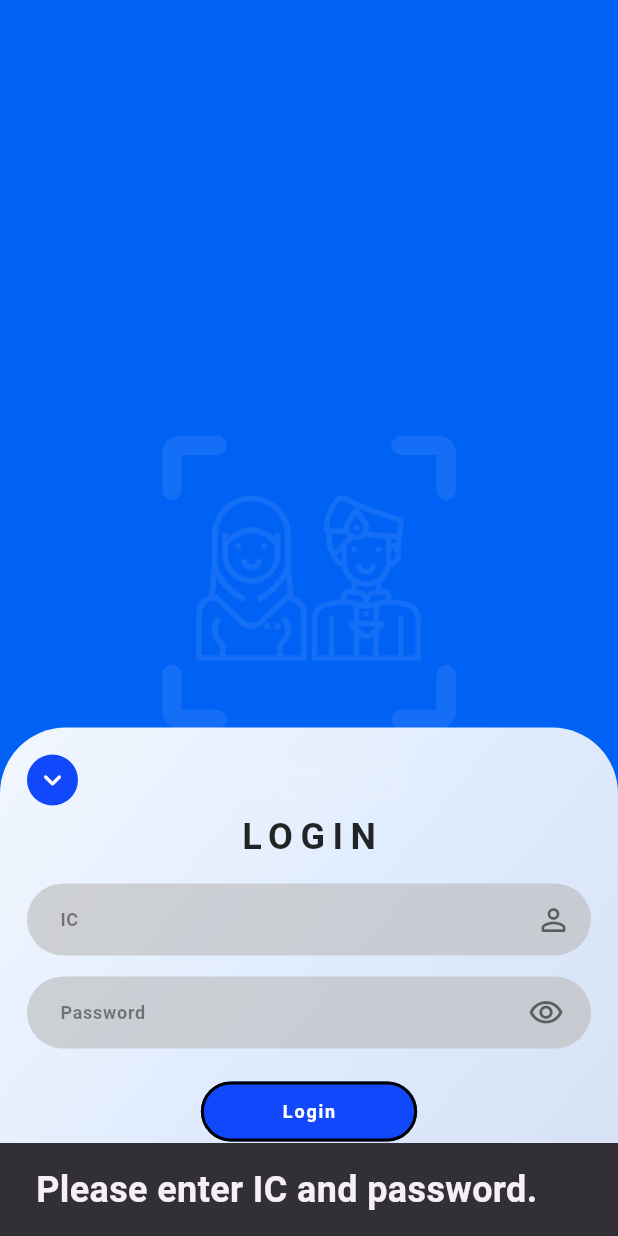
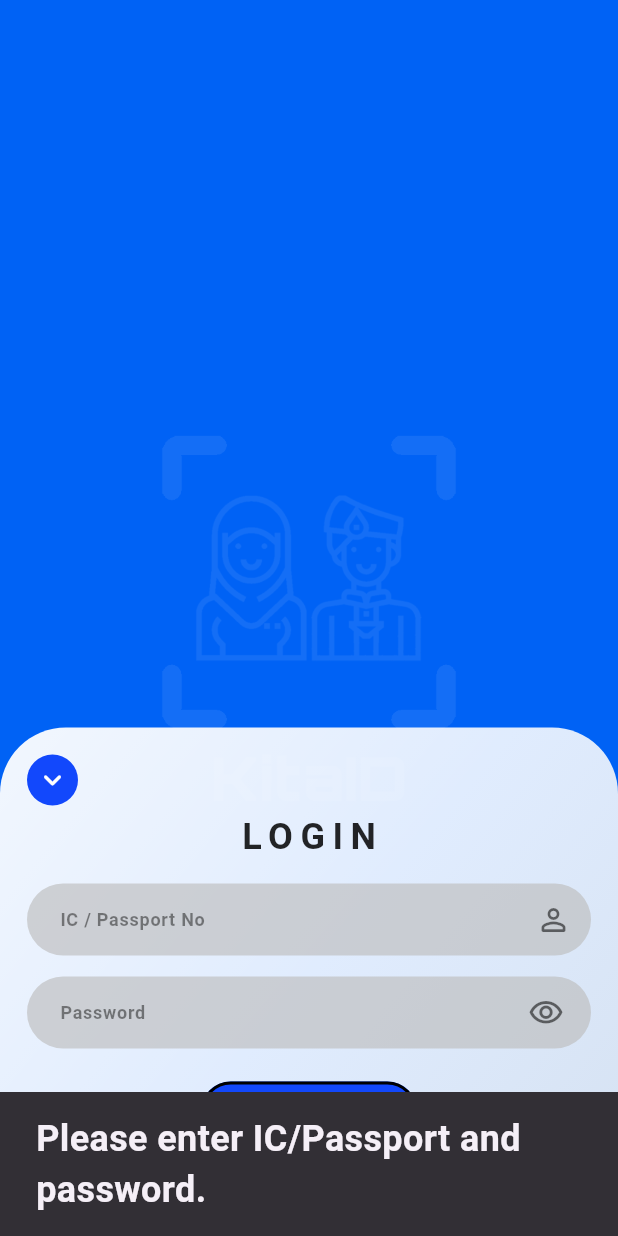
Before and after one commit to tanvironb/kitaid1, a Flutter app: the screen it shows after launch, after a tap on "Login", on a phone screen of 412 x 824 dp. Run offline on Flutter 3.47's test engine with Material 3 defaults, Android fonts, the phone set to English and light mode, and no system bars; our stand-ins replace cloud_firestore, firebase_auth, firebase_core, local_auth, qr_flutter, shared_preferences; accounts and stored records are empty.

Commit message:
by monir

```diff
--- a/lib/features/authentication/screen/login/login.dart
+++ b/lib/features/authentication/screen/login/login.dart
@@ -26,7 +26,7 @@ class _LoginScreenState extends State<LoginScreen>
   bool _hidePassword = true;
   bool _loggingIn = false;
 
-  final _icController = TextEditingController();
+  final _icController = TextEditingController(); // IC/Passport input
   final _pwController = TextEditingController();
 
   bool _bioSupported = false;
@@ -67,18 +67,28 @@ class _LoginScreenState extends State<LoginScreen>
     });
   }
 
-  String _digitsOnly(String s) => s.replaceAll(RegExp(r'\D'), '');
+  /// ✅ Same normalization used in signup:
+  /// - Trim
+  /// - Uppercase
+  /// - Keep only A-Z and 0-9
+  /// Examples:
+  ///  "050101-10-1010" -> "050101101010"
+  ///  "A02591787" -> "A02591787"
+  String _normalizeLoginId(String input) {
+    return input
+        .trim()
+        .toUpperCase()
+        .replaceAll(RegExp(r'[^A-Z0-9]'), '');
+  }
 
-  String _icToAuthEmail(String ic) {
-    final digits = _digitsOnly(ic);
-    return '$digits@kitaid.my';
-  }
+  /// ✅ Convert to FirebaseAuth email (must match signup)
+  String _idToAuthEmail(String normalizedId) => '$normalizedId@kitaid.my';
 
   void _snack(String msg) {
     ScaffoldMessenger.of(context).showSnackBar(SnackBar(content: Text(msg)));
   }
 
-  // ✅ NEW: load recents from Firestore into RecentServicesStore (persisted)
+  // ✅ Load recents from Firestore into RecentServicesStore (persisted)
   Future<void> _loadRecentsAfterLogin(String uid) async {
     final snap = await FirebaseFirestore.instance
         .collection('Users')
@@ -94,35 +104,36 @@ class _LoginScreenState extends State<LoginScreen>
       return ServiceRef(d.id, name);
     }).toList();
 
-    // Put into in-memory store so HomePage shows instantly
     RecentServicesStore.instance.setRecents(list);
   }
 
   Future<void> _login() async {
     if (_loggingIn) return;
 
-    final icRaw = _icController.text.trim();
+    final rawId = _icController.text;
     final pw = _pwController.text;
 
-    if (icRaw.isEmpty || pw.isEmpty) {
-      _snack('Please enter IC and password.');
+    if (rawId.trim().isEmpty || pw.isEmpty) {
+      _snack('Please enter IC/Passport and password.');
       return;
     }
 
-    final icDigits = _digitsOnly(icRaw);
-    if (icDigits.length < 8) {
-      _snack('Please enter a valid IC number.');
+    final normalizedId = _normalizeLoginId(rawId);
+
+    // Basic length check (change if you want)
+    if (normalizedId.length < 6) {
+      _snack('Please enter a valid IC/Passport number.');
       return;
     }
 
-    final email = _icToAuthEmail(icRaw);
+    final authEmail = _idToAuthEmail(normalizedId);
 
     setState(() => _loggingIn = true);
 
     try {
-      // 1) Auth login
+      // 1) Auth login (using ID-as-email mapping)
       final cred = await FirebaseAuth.instance.signInWithEmailAndPassword(
-        email: email,
+        email: authEmail,
         password: pw,
       );
 
@@ -131,7 +142,7 @@ class _LoginScreenState extends State<LoginScreen>
         throw FirebaseAuthException(code: 'no-user', message: 'Login failed.');
       }
 
-      // 2) Verify IC matches Firestore profile
+      // 2) Verify ID against Firestore (prevents “wrong letters still log in”)
       final doc =
           await FirebaseFirestore.instance.collection('Users').doc(uid).get();
       if (!doc.exists) {
@@ -141,14 +152,28 @@ class _LoginScreenState extends State<LoginScreen>
       }
 
       final data = doc.data() ?? {};
-      final storedIc = _digitsOnly((data['IC No'] ?? '').toString());
-      if (storedIc.isEmpty || storedIc != icDigits) {
+
+      // Prefer new field:
+      final storedNormalized = _normalizeLoginId(
+        (data['LoginIdNormalized'] ?? data['LoginId'] ?? '').toString(),
+      );
+
+      // Backward compatibility with older schema:
+      final legacyIc = _normalizeLoginId((data['IC No'] ?? '').toString());
+      final legacyPassport =
+          _normalizeLoginId((data['Passport No'] ?? '').toString());
+
+      final match = storedNormalized.isNotEmpty
+          ? (storedNormalized == normalizedId)
+          : (legacyIc == normalizedId || legacyPassport == normalizedId);
+
+      if (!match) {
         await FirebaseAuth.instance.signOut();
-        _snack('IC number does not match this account.');
+        _snack('IC/Passport number does not match this account.');
         return;
       }
 
-      // ✅ 3) Load Recent Services after login (Firestore → store)
+      // 3) Load Recent Services after login
       await _loadRecentsAfterLogin(uid);
 
       if (!mounted) return;
@@ -163,9 +188,11 @@ class _LoginScreenState extends State<LoginScreen>
       setState(() => _loggingIn = false);
 
       final msg = switch (e.code) {
-        'user-not-found' => 'No account found for this IC. Please sign up first.',
+        'user-not-found' =>
+          'No account found for this IC/Passport. Please sign up first.',
         'wrong-password' => 'Wrong password. Try again.',
-        'invalid-email' => 'Invalid IC format.',
+        'invalid-email' => 'Invalid IC/Passport format.',
+        'invalid-credential' => 'Wrong IC/Passport or password.',
         _ => e.message ?? 'Login failed. Try again.',
       };
 
@@ -201,11 +228,11 @@ class _LoginScreenState extends State<LoginScreen>
 
     final user = FirebaseAuth.instance.currentUser;
     if (user == null) {
-      _snack('No saved session. Please login with IC + password first.');
+      _snack('No saved session. Please login with IC/Passport + password first.');
       return;
     }
 
-    // ✅ OPTIONAL: also load recents for biometric login
+    // ✅ Load recents for biometric login too
     await _loadRecentsAfterLogin(user.uid);
 
     Navigator.pushReplacement(
@@ -348,7 +375,7 @@ class _LoginScreenState extends State<LoginScreen>
                               fontSize: mysizes.fontSm,
                             ),
                             decoration: _pillDecoration(
-                              hint: mytitle.icno,
+                              hint: 'IC / Passport No',
                               suffix: Icon(
                                 Icons.person_outline_rounded,
                                 color: Colors.black.withOpacity(0.55),
@@ -367,8 +394,8 @@ class _LoginScreenState extends State<LoginScreen>
                             decoration: _pillDecoration(
                               hint: mytitle.password,
                               suffix: IconButton(
-                                onPressed: () => setState(
-                                    () => _hidePassword = !_hidePassword),
+                                onPressed: () =>
+                                    setState(() => _hidePassword = !_hidePassword),
                                 icon: Icon(
                                   _hidePassword
                                       ? Icons.visibility_outlined
```
Also changed, not shown: lib/features/authentication/screen/register/signup_page.dart (+51 -29 lines).
